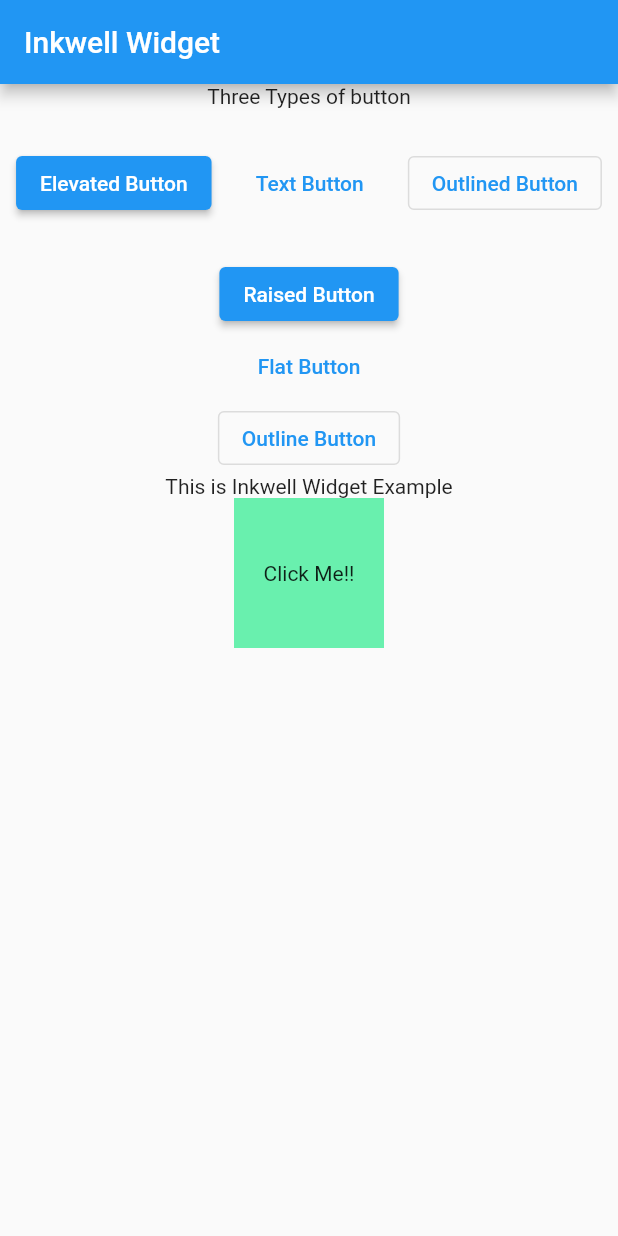
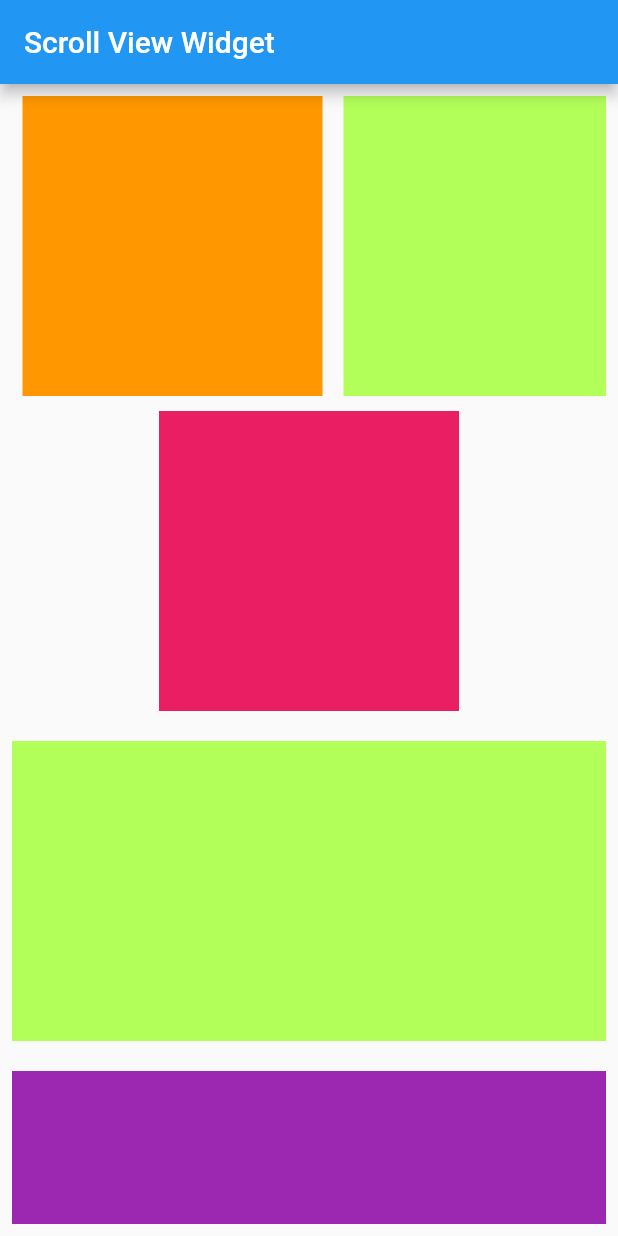
Before and after one commit to rabikrishnayadav/learn_flutter, a Flutter app: the screen it shows after launch, on a phone screen of 412 x 824 dp. Run offline on Flutter 3.47's test engine with Material 2 defaults, Android fonts, the phone set to English and light mode, and no system bars.

Commit message:
Scroll View Widget

```diff
--- a/lib/main.dart
+++ b/lib/main.dart
@@ -54,58 +54,100 @@ class _MyHomePageState extends State<MyHomePage> {
   Widget build(BuildContext context) {
     return Scaffold(
       appBar: AppBar(
-        title: const Text("Inkwell Widget"),
+        title: const Text("Scroll View Widget"),
       ),
-      body: Column(
+      body: Center(
+        child: Padding(
+          padding: const EdgeInsets.all(8.0),
+          child: SingleChildScrollView(
+            child: Column(
               children: [
-          const Text("Three Types of button"),
-          Column(
+                SingleChildScrollView(
+                  scrollDirection: Axis.horizontal,
+                  child: Row(
                     children: [
                       Container(
-                height: 100,
-                child: Row(
-                  mainAxisAlignment: MainAxisAlignment.spaceAround,
-                  crossAxisAlignment: CrossAxisAlignment.center,
-                  children: [
-                    ElevatedButton(onPressed: (){print("Elevated Button");}, child: const Text("Elevated Button")),
-                    TextButton(onPressed: (){print("Text Button");}, child: const Text("Text Button")),
-                    OutlinedButton(onPressed: (){print("Outlined Button");}, child: const Text("Outlined Button")),
+                        margin: const EdgeInsets.only(left:7, right: 7),
+                        height: 200,
+                        width: 200,
+                        color: Colors.orange,
+                      ),
+                      Container(
+                        margin: const EdgeInsets.only(left:7, right: 7),
+                        height: 200,
+                        width: 200,
+                        color: Colors.lightGreenAccent,
+                      ),
+                      Container(
+                        margin: const EdgeInsets.only(left:7, right: 7),
+                        height: 200,
+                        color: Colors.pink,
+                      ),
+                      Container(
+                        margin: const EdgeInsets.only(left:7, right: 7),
+                        height: 200,
+                        width: 200,
+                        color: Colors.orange,
+                      ),
+
                     ],
                   ),
                 ),
                 Container(
+                  margin: const EdgeInsets.only(top:10, bottom: 10),
+                  height: 200,
                   width: 200,
-                child: Column(
-                  crossAxisAlignment: CrossAxisAlignment.center ,
-                  children: [
-                    ElevatedButton(onPressed: (){print("Elevated Button");}, child: const Text("Raised Button")),
-                    TextButton(onPressed: (){print("Text Button");}, child: const Text("Flat Button")),
-                    OutlinedButton(onPressed: (){print("Outlined Button");}, child: const Text("Outline Button")),
-                    const Text("This is Inkwell Widget Example"),
-                    InkWell(
-                      onTap: (){
-                        print("Inkwell pressed");
-                      },
-                      onDoubleTap: (){
-                        print("Inkwell double pressed");
-                      },
-                      onLongPress: (){
-                        print("Inkwell long pressed");
-                      },
-                      child: Container(
-                          width: 100,
-                          height: 100,
-                          color: Colors.greenAccent,
-                          child: const Center(
-                            child: Text("Click Me!!"),
-                          )),
-                    )
+                  color: Colors.pink,
+                ),
+                Container(
+                  margin: const EdgeInsets.only(top:10, bottom: 10),
+                  height: 200,
+                  color: Colors.lightGreenAccent,
+                ),
+
+                Container(
+                  margin: const EdgeInsets.only(top:10, bottom: 10),
+                  height: 200,
+                  color: Colors.purple,
+                ),
+                Container(
+                  margin: const EdgeInsets.only(top:10, bottom: 10),
+                  height: 200,
+                  width: 200,
+                  color: Colors.redAccent,
+                ),
+                Container(
+                  margin: const EdgeInsets.only(top:10, bottom: 10),
+                  height: 200,
+                  width: 200,
+                  color: Colors.lightGreenAccent,
+                ),
+                Container(
+                  margin: const EdgeInsets.only(top:10, bottom: 10),
+                  height: 200,
+                  color: Colors.pink,
+                ),
+                Container(
+                  margin: const EdgeInsets.only(top:10, bottom: 10),
+                  height: 200,
+                  width: 200,
+                  color: Colors.orange,
+                ),
+                Container(
+                  margin: const EdgeInsets.only(top:10, bottom: 10),
+                  height: 200,
+                  color: Colors.purple,
+                ),
+                Container(
+                  margin: const EdgeInsets.only(top:10, bottom: 10),
+                  height: 200,
+                  width: 200,
+                  color: Colors.redAccent,
+                ),
               ],
             ),
-              )
-            ],
-          )
-        ],
+          ),
+        ),
       )
     );
   }
```
Lines whose indentation alone changed are shown as unchanged.
